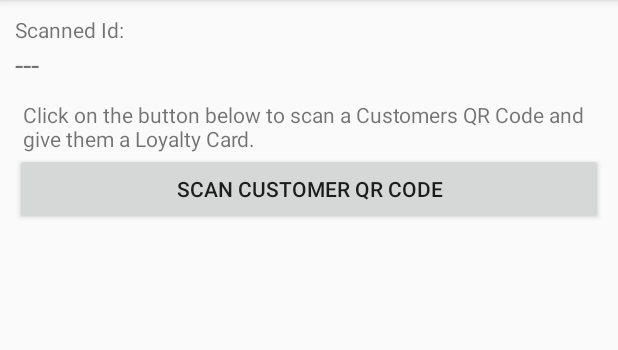
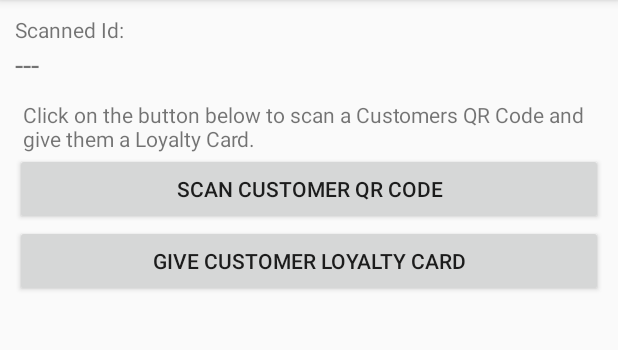
Before and after one commit to nexturninc/Aloopy-Merchant, an Android app: the LoyaltyDetails screen opened directly, with no data from a screen before it, on a phone screen of 412 x 824 dp, the part 84-434 px from its top. Run offline under Robolectric (Android 15) with nearby library versions, the phone set to English and light mode, and no system bars; libraries missing offline, so code that uses them is left out: com.google.zxing.integration; 2 statements that could not run were skipped.

Commit message:
Merchant Loyalty - Customer QR Code scanner

```diff
--- a/AloopyMerchantApp/app/src/main/java/com/merchant/aloopy/aloopymerchantapp/LoyaltyDetails.java
+++ b/AloopyMerchantApp/app/src/main/java/com/merchant/aloopy/aloopymerchantapp/LoyaltyDetails.java
@@ -26,8 +26,11 @@ import java.util.UUID;
  */
 public class LoyaltyDetails extends ActionBarActivity {
 
-    public String loyaltyID;
-    public TextView lblScannedId;
+    String loyaltyID;
+    TextView lblScannedId;
+    TextView lblGiveCustomerLoyaltyInstructions;
+    Button btnGiveCustomerLoyalty;
+    Button btnSaveCustomerLoyalty;
 
     private IntentIntegrator integrator = null;
 
@@ -43,7 +46,8 @@ public class LoyaltyDetails extends ActionBarActivity {
 
         //CONTROLS
         lblScannedId = (TextView)findViewById(R.id.lblScannedID);
-        Button btnGiveCustomerLoyalty = (Button)findViewById(R.id.btnGiveCustomerLoyalty);
+        lblGiveCustomerLoyaltyInstructions = (TextView)findViewById(R.id.lblGiveCustomerStampInstructions);
+        btnGiveCustomerLoyalty = (Button)findViewById(R.id.btnGiveCustomerLoyalty);
         btnGiveCustomerLoyalty.setOnClickListener(new View.OnClickListener() {
             @Override
             public void onClick(View v) {
@@ -61,7 +65,13 @@ public class LoyaltyDetails extends ActionBarActivity {
                 }
             }
         });
-
+        btnSaveCustomerLoyalty = (Button)findViewById(R.id.btnSaveCustomerLoyalty);
+        btnSaveCustomerLoyalty.setOnClickListener(new View.OnClickListener() {
+            @Override
+            public void onClick(View v) {
+                SaveCustomerLoyalty();
+            }
+        });
 
 
 
@@ -79,6 +89,10 @@ public class LoyaltyDetails extends ActionBarActivity {
                 try {
                     cStampId = UUID.fromString(contents);
                     lblScannedId.setText(contents);
+
+                    lblGiveCustomerLoyaltyInstructions.setVisibility(View.GONE);
+                    btnGiveCustomerLoyalty.setVisibility(View.GONE);
+
                 }
                 catch(Exception ex){
                     lblScannedId.setText("Invalid QR Code scanned!");
@@ -124,4 +138,8 @@ public class LoyaltyDetails extends ActionBarActivity {
 
     }
 
+    private void SaveCustomerLoyalty(){
+
+    }
+
 }
--- a/AloopyMerchantApp/app/src/main/res/layout/loyalty_details.xml
+++ b/AloopyMerchantApp/app/src/main/res/layout/loyalty_details.xml
@@ -16,12 +16,12 @@
         android:textSize="20dp"
         android:text="---"/>
 
-
     <TextView
         android:layout_width="fill_parent"
         android:layout_height="wrap_content"
         android:layout_marginLeft="5dp"
         android:layout_marginTop="10dp"
+        android:id="@+id/lblGiveCustomerLoyaltyInstructions"
         android:text="@string/lblGiveCustomerLoyaltyInstructions"/>
     <Button
         android:layout_width="fill_parent"
@@ -29,4 +29,10 @@
         android:text="@string/btnScanCustomerQR"
         android:id="@+id/btnGiveCustomerLoyalty"/>
 
+    <Button
+        android:layout_width="fill_parent"
+        android:layout_height="wrap_content"
+        android:text="@string/btnSaveCustomerLoyalty"
+        android:id="@+id/btnSaveCustomerLoyalty"/>
+
 </LinearLayout>
--- a/AloopyMerchantApp/app/src/main/res/values/strings.xml
+++ b/AloopyMerchantApp/app/src/main/res/values/strings.xml
@@ -36,6 +36,7 @@
     <string name="lblCustomerStampSetsLabel">Customer Stamp Sets</string>
     <string name="lblCompletedStampSetsLabel">Completed Stamp Sets</string>
     <string name="lblGiveCustomerLoyaltyInstructions">Click on the button below to scan a Customer\s QR Code and give them a Loyalty Card.</string>
+    <string name="btnSaveCustomerLoyalty">Give Customer Loyalty Card</string>
 
 
 </resources>
```
